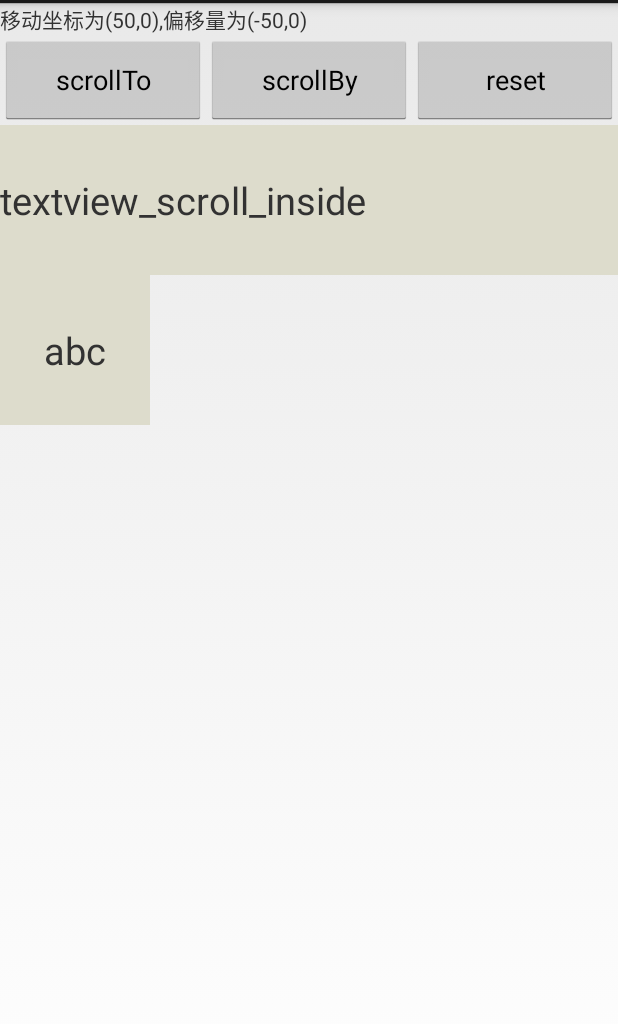
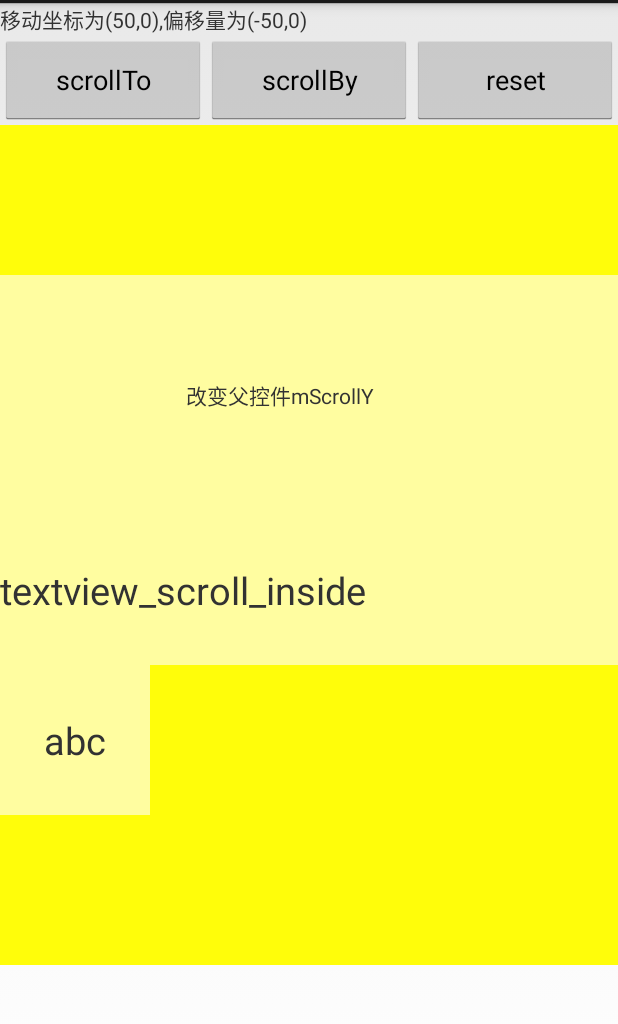
Before and after one commit to nicolechen325/AppAnimation, an Android app: the ScrollerActivity screen opened directly, with no data from a screen before it, on a phone screen of 412 x 824 dp, the part 69-1093 px from its top. Run offline under Robolectric (Android 15) with nearby library versions, the phone set to English and light mode, and no system bars.

Commit message:
新增Scroller动画

```diff
--- a/app/src/main/AndroidManifest.xml
+++ b/app/src/main/AndroidManifest.xml
@@ -19,7 +19,7 @@
 
         <activity android:name=".activity.AnimPropertyActivity" />
 
-        <activity android:name=".activity.ScrollerByActivity" />
+        <activity android:name=".activity.ScrollerActivity" />
     </application>
 
     <!--适配全面屏幕-->
--- a/app/src/main/java/com/pa/chen/animation/activity/MainActivity.java
+++ b/app/src/main/java/com/pa/chen/animation/activity/MainActivity.java
@@ -36,7 +36,7 @@ public class MainActivity extends Activity {
         mBtnScroller.setOnClickListener(new View.OnClickListener() {
             @Override
             public void onClick(View v) {
-                startActivity(new Intent(MainActivity.this, ScrollerByActivity.class));
+                startActivity(new Intent(MainActivity.this, ScrollerActivity.class));
             }
         });
     }
--- a/app/src/main/java/com/pa/chen/animation/activity/ScrollerByActivity.java
+++ b/app/src/main/java/com/pa/chen/animation/activity/ScrollerActivity.java
@@ -10,7 +10,7 @@ import android.widget.TextView;
 import com.pa.chen.animation.R;
 
 //执行scrollTo的View视图内容就会滚动，而不是他本很滚动。
-public class ScrollerByActivity extends Activity implements View.OnClickListener{
+public class ScrollerActivity extends Activity implements View.OnClickListener{
     //TextView内容滚动
     TextView tvScrollInside;
     //LinearLayout内部存在一个TextView
@@ -19,7 +19,7 @@ public class ScrollerByActivity extends Activity implements View.OnClickListener
     @Override
     protected void onCreate(Bundle savedInstanceState) {
         super.onCreate(savedInstanceState);
-        setContentView(R.layout.activity_scroll_by);
+        setContentView(R.layout.activity_scroller);
         initView();
     }
 
--- /dev/null
+++ b/app/src/main/java/com/pa/chen/animation/widget/ReBoundLayout.java
@@ -0,0 +1,74 @@
+package com.pa.chen.animation.widget;
+
+import android.content.Context;
+import android.util.AttributeSet;
+import android.util.Log;
+import android.view.MotionEvent;
+import android.widget.LinearLayout;
+import android.widget.Scroller;
+
+//回弹控件
+public class ReBoundLayout extends LinearLayout {
+    private Scroller mScroller;
+    private final String TAG = "ReBoundLayout";
+    private int mLastMotionY;
+
+    public ReBoundLayout(Context context) {
+        this(context, null);
+    }
+
+    public ReBoundLayout(Context context, AttributeSet attrs) {
+        super(context, attrs);
+        setClickable(true);
+        setLongClickable(true);
+        mScroller = new Scroller(context);
+    }
+
+    @Override
+    public void computeScroll() {
+        if (mScroller.computeScrollOffset()) {
+            scrollTo(mScroller.getCurrX(), mScroller.getCurrY());
+            postInvalidate();
+        }
+        super.computeScroll();
+    }
+
+    //比较简单的实现，若内部控件太多，需要实现打断方法
+    //这里只说明原理。
+    @Override
+    public boolean onTouchEvent(MotionEvent ev) {
+        final int actionMasked = ev.getActionMasked();
+
+        switch (actionMasked) {
+            case MotionEvent.ACTION_DOWN: {
+                mLastMotionY = (int) ev.getY();
+                break;
+            }
+            case MotionEvent.ACTION_MOVE:
+                final int y = (int) ev.getY();
+                int deltaY = mLastMotionY - y;//deltaY
+                Log.d(TAG, deltaY + "");
+                int disY = (int) (2 * (deltaY - 0.5) / 3);
+                beginScroll(0, disY);
+                mLastMotionY = y;
+                break;
+            case MotionEvent.ACTION_UP:
+                reset(0, 0);
+                break;
+        }
+        return true;
+    }
+
+    protected void reset(int x, int y) {
+        int dy = y - mScroller.getFinalY();
+        beginScroll(0, dy);
+    }
+
+    protected void beginScroll(int dx, int dy) {
+        //dy小于0时，会导致mScrollY小于0，内容向下滚动
+        //mScrollY>0，内容向上滚动
+        mScroller.startScroll(0, mScroller.getFinalY(), 0, dy, 2000);
+        invalidate();
+    }
+
+}
--- a/app/src/main/res/layout/activity_scroll_by.xml
+++ b/app/src/main/res/layout/activity_scroller.xml
@@ -2,6 +2,7 @@
     android:layout_width="match_parent"
     android:layout_height="match_parent"
     android:orientation="vertical">
+
     <TextView
         android:layout_width="match_parent"
         android:layout_height="wrap_content"
@@ -34,12 +35,27 @@
             android:text="reset" />
     </LinearLayout>
 
+    <com.pa.chen.animation.widget.ReBoundLayout
+        android:layout_width="match_parent"
+        android:layout_height="560dp"
+        android:background="#fffd0a"
+        android:gravity="center"
+        android:orientation="vertical">
+
+        <TextView
+            android:layout_width="match_parent"
+            android:layout_height="160dp"
+            android:background="#fffda0"
+            android:gravity="center"
+            android:text="改变父控件mScrollY
+           " />
+
         <!-- TextView内容滚动 -->
         <TextView
             android:id="@+id/tv_scroll_inside"
             android:layout_width="match_parent"
             android:layout_height="100dp"
-        android:background="#dddccc"
+            android:background="#fffda0"
             android:gravity="center_vertical"
             android:text="textview_scroll_inside"
             android:textSize="25sp" />
@@ -47,17 +63,20 @@
         <LinearLayout
             android:id="@+id/ll_scroll_inside_view"
             android:layout_width="match_parent"
-        android:orientation="horizontal"
-        android:layout_height="100dp">
+            android:layout_height="100dp"
+            android:orientation="horizontal">
+
             <TextView
                 android:layout_width="100dp"
                 android:layout_height="match_parent"
-            android:background="#dddccc"
+                android:background="#fffda0"
                 android:gravity="center"
                 android:text="abc"
                 android:textSize="25sp" />
 
         </LinearLayout>
 
+    </com.pa.chen.animation.widget.ReBoundLayout>
+
 
 </LinearLayout>
```
Also changed, not shown: 1 other file. Lines whose indentation alone changed are shown as unchanged.
